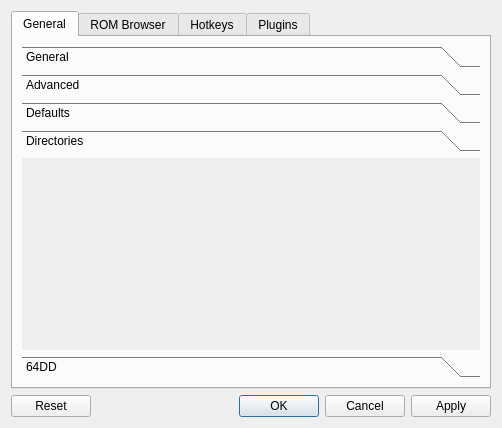
IanSkelskey/p64-qt, file config_dialog.ui: the form before one commit.
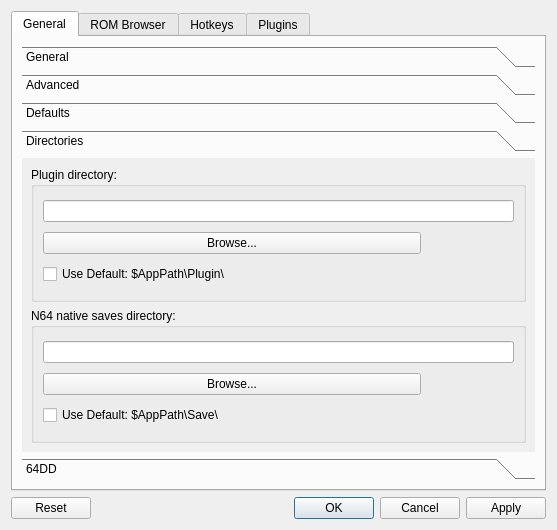
The form after the commit. The open tabs and pages were chosen to show the change. Icons and pictures are not drawn.

Commit message: Enhance dialogs and main window with UI improvements

```diff
--- a/config_dialog.ui
+++ b/config_dialog.ui
@@ -6,8 +6,8 @@
    <rect>
     <x>0</x>
     <y>0</y>
-    <width>502</width>
-    <height>428</height>
+    <width>557</width>
+    <height>530</height>
    </rect>
   </property>
   <property name="windowTitle">
@@ -34,8 +34,8 @@
            <rect>
             <x>0</x>
             <y>0</y>
-            <width>462</width>
-            <height>272</height>
+            <width>517</width>
+            <height>284</height>
            </rect>
           </property>
           <attribute name="label">
@@ -135,9 +135,83 @@
           </attribute>
          </widget>
          <widget class="QWidget" name="directories">
+          <property name="geometry">
+           <rect>
+            <x>0</x>
+            <y>0</y>
+            <width>517</width>
+            <height>284</height>
+           </rect>
+          </property>
           <attribute name="label">
            <string>Directories</string>
           </attribute>
+          <layout class="QVBoxLayout" name="verticalLayout_4">
+           <item>
+            <widget class="QGroupBox" name="groupBox_3">
+             <property name="title">
+              <string>Plugin directory:</string>
+             </property>
+             <layout class="QVBoxLayout" name="verticalLayout_6">
+              <item>
+               <widget class="QLineEdit" name="lineEdit_2"/>
+              </item>
+              <item>
+               <widget class="QPushButton" name="pushButton_2">
+                <property name="maximumSize">
+                 <size>
+                  <width>378</width>
+                  <height>16777215</height>
+                 </size>
+                </property>
+                <property name="text">
+                 <string>Browse...</string>
+                </property>
+               </widget>
+              </item>
+              <item>
+               <widget class="QCheckBox" name="checkBox_2">
+                <property name="text">
+                 <string>Use Default: $AppPath\Plugin\</string>
+                </property>
+               </widget>
+              </item>
+             </layout>
+            </widget>
+           </item>
+           <item>
+            <widget class="QGroupBox" name="groupBox">
+             <property name="title">
+              <string>N64 native saves directory:</string>
+             </property>
+             <layout class="QVBoxLayout" name="verticalLayout_5">
+              <item>
+               <widget class="QLineEdit" name="lineEdit"/>
+              </item>
+              <item>
+               <widget class="QPushButton" name="pushButton">
+                <property name="maximumSize">
+                 <size>
+                  <width>378</width>
+                  <height>16777215</height>
+                 </size>
+                </property>
+                <property name="text">
+                 <string>Browse...</string>
+                </property>
+               </widget>
+              </item>
+              <item>
+               <widget class="QCheckBox" name="checkBox">
+                <property name="text">
+                 <string>Use Default: $AppPath\Save\</string>
+                </property>
+               </widget>
+              </item>
+             </layout>
+            </widget>
+           </item>
+          </layout>
          </widget>
          <widget class="QWidget" name="sfdd">
           <attribute name="label">
```
Left out of the diff: 40 changed lines with no effect on the pictures. The commit also changes 4 other files.
